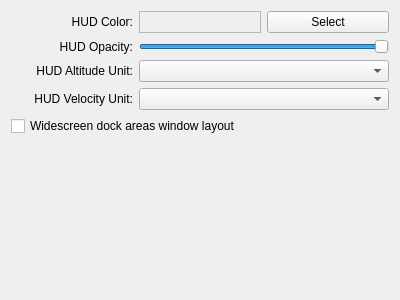
Qt form src/gui/PageGeneral.ui (marek-cel/mscsim-cc0) before a commit.
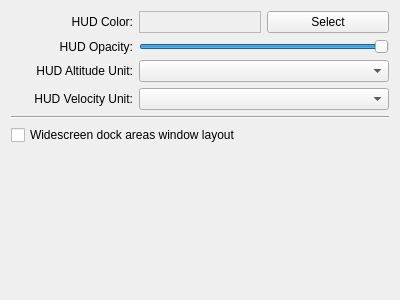
The same form after that commit. Custom widgets are drawn as their Qt base class.

Patch:
```diff
--- a/src/gui/PageGeneral.ui
+++ b/src/gui/PageGeneral.ui
@@ -128,6 +128,13 @@
    <item row="3" column="1" colspan="2">
     <widget class="ComboUnitsVelocity" name="comboBoxHudVelocity"/>
    </item>
+   <item row="4" column="0" colspan="3">
+    <widget class="Line" name="line">
+     <property name="orientation">
+      <enum>Qt::Horizontal</enum>
+     </property>
+    </widget>
+   </item>
   </layout>
  </widget>
  <customwidgets>
```
